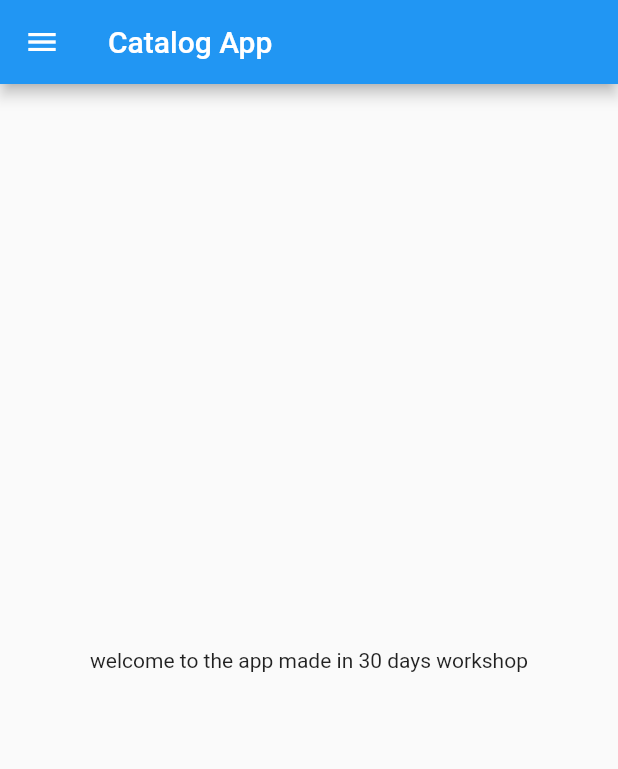
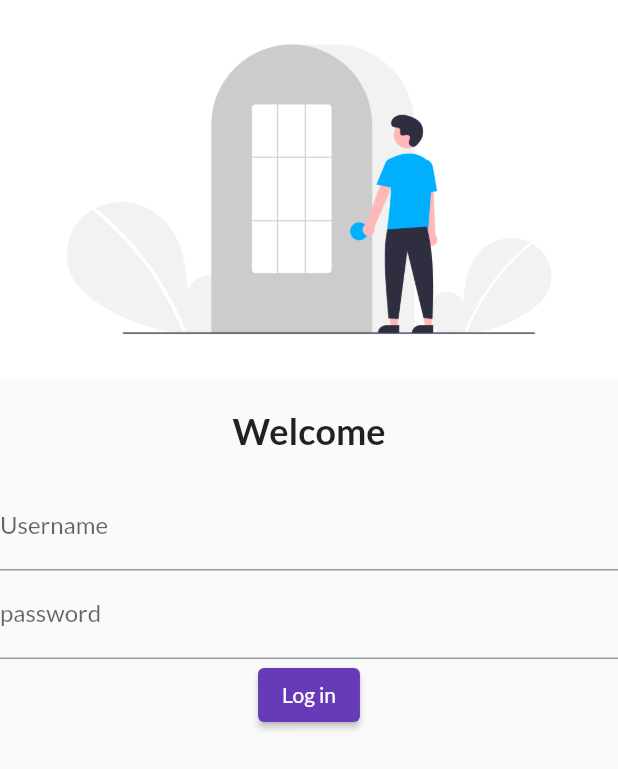
Before and after one commit to parthpawa1806/ecommerce-catalog-app-, a Flutter app: the screen it shows after launch, on a phone screen of 412 x 824 dp. Shown: the top 769 px of the screen. Run offline on Flutter 3.47's test engine with Material 2 defaults, Android fonts, the phone set to English and light mode, and no system bars; our stand-ins replace google_fonts, matcher.

Commit message:
day4 completed

```diff
--- a/analysis_options.yaml
+++ b/analysis_options.yaml
@@ -7,7 +7,7 @@
 
 # The following line activates a set of recommended lints for Flutter apps,
 # packages, and plugins designed to encourage good coding practices.
-include: package:flutter_lints/flutter.yaml
+#include: package:flutter_lints/flutter.yaml
 
 linter:
   # The lint rules applied to this project can be customized in the
--- a/lib/main.dart
+++ b/lib/main.dart
@@ -1,17 +1,31 @@
 import 'package:flutter/material.dart';
-import 'package:flutter_application_1/home_page.dart';
+import 'package:google_fonts/google_fonts.dart';
+import 'screens/loginpage.dart';
+import 'screens/home_page.dart';
+import 'package:flutter/widgets.dart';
 
 void main() {
   runApp(MyApp());
 }
 
 class MyApp extends StatelessWidget {
-  int days = 30;
-
   @override
   Widget build(BuildContext context) {
     return MaterialApp(
-        home:homepage(),
+      themeMode: ThemeMode.light,
+      theme: ThemeData(
+          primarySwatch: Colors.deepPurple,
+          fontFamily: GoogleFonts.lato().fontFamily,
+          primaryTextTheme: GoogleFonts.latoTextTheme()),
+      darkTheme: ThemeData(
+        brightness: Brightness.dark,
+      ),
+      // initialRoute: "/home",
+      routes: {
+        "/": (context) => LoginPage(),
+        "/home": (context) => homepage(),
+        "/login": (context) => LoginPage()
+      },
     );
   }
 }
--- /dev/null
+++ b/lib/screens/loginpage.dart
@@ -0,0 +1,59 @@
+import 'package:flutter/material.dart';
+import 'package:flutter/src/widgets/framework.dart';
+import 'package:flutter/src/widgets/container.dart';
+import 'package:matcher/matcher.dart';
+
+
+class LoginPage extends StatelessWidget {
+
+  @override
+  Widget build(BuildContext context) {
+    return Material(
+      child: Column(children: [
+        Image.asset(
+          "assets/images/login_img.png",
+          fit: BoxFit.cover,
+        ),
+        SizedBox(
+          height: 20.0,
+        ),
+        Text(
+          "Welcome",
+          style: TextStyle(
+            fontSize: 24,
+            fontWeight: FontWeight.bold,
+          ),
+        ),
+SizedBox(
+          height: 20.0,
+        ),
+        Column(
+          children: [
+
+            TextFormField(
+            decoration: InputDecoration(
+                          hintText: "Enter username",
+                          labelText: "Username",
+            )
+            ),
+             TextFormField(
+              obscureText: true,
+            decoration: InputDecoration(
+                          hintText: "Enter password",
+                          labelText: "password",
+            )
+            ),
+            ElevatedButton(
+              child: Text("Log in"),
+              style: TextButton.styleFrom(),
+              onPressed: (){
+
+              }
+            )
+          ],
+        )
+      ]),
+      )
+    ;
+  }
+}
```
Also changed, not shown: pubspec.yaml (+15 -34 lines), assets/images/login_img.png (added), lib/screens/home_page.dart (renamed from lib/home_page.dart), pubspec.lock, 2 other files.
